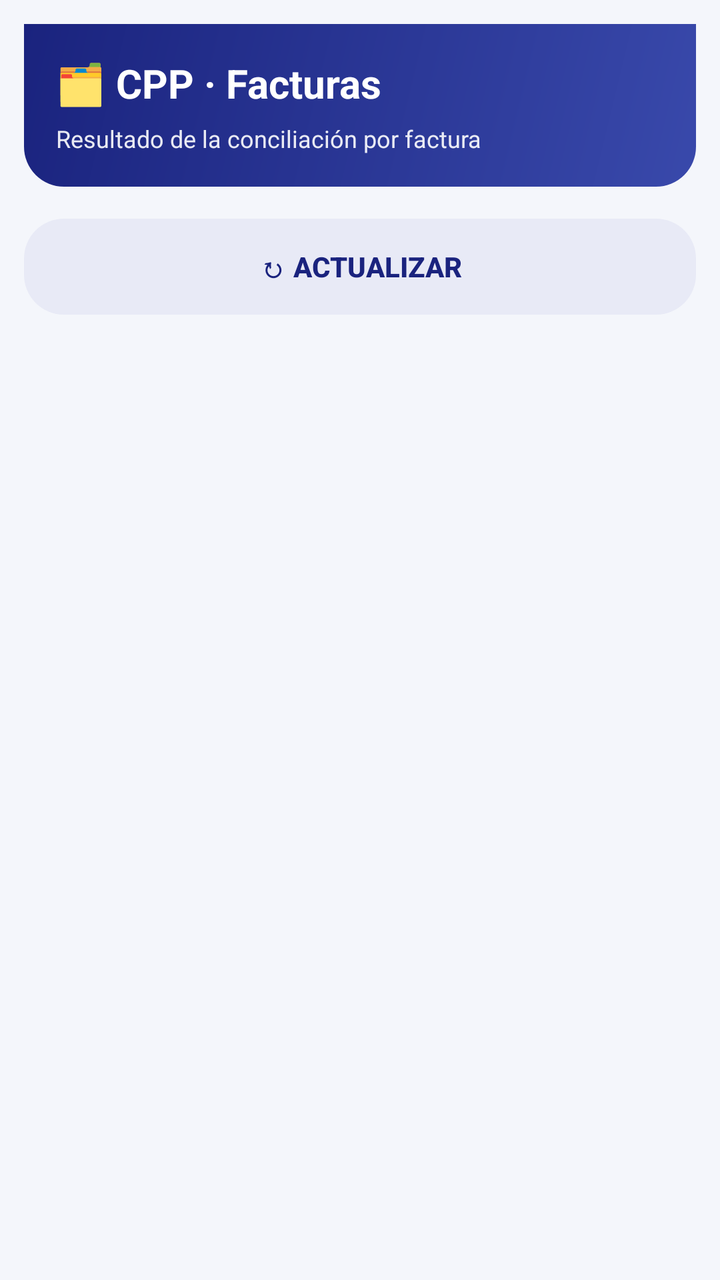
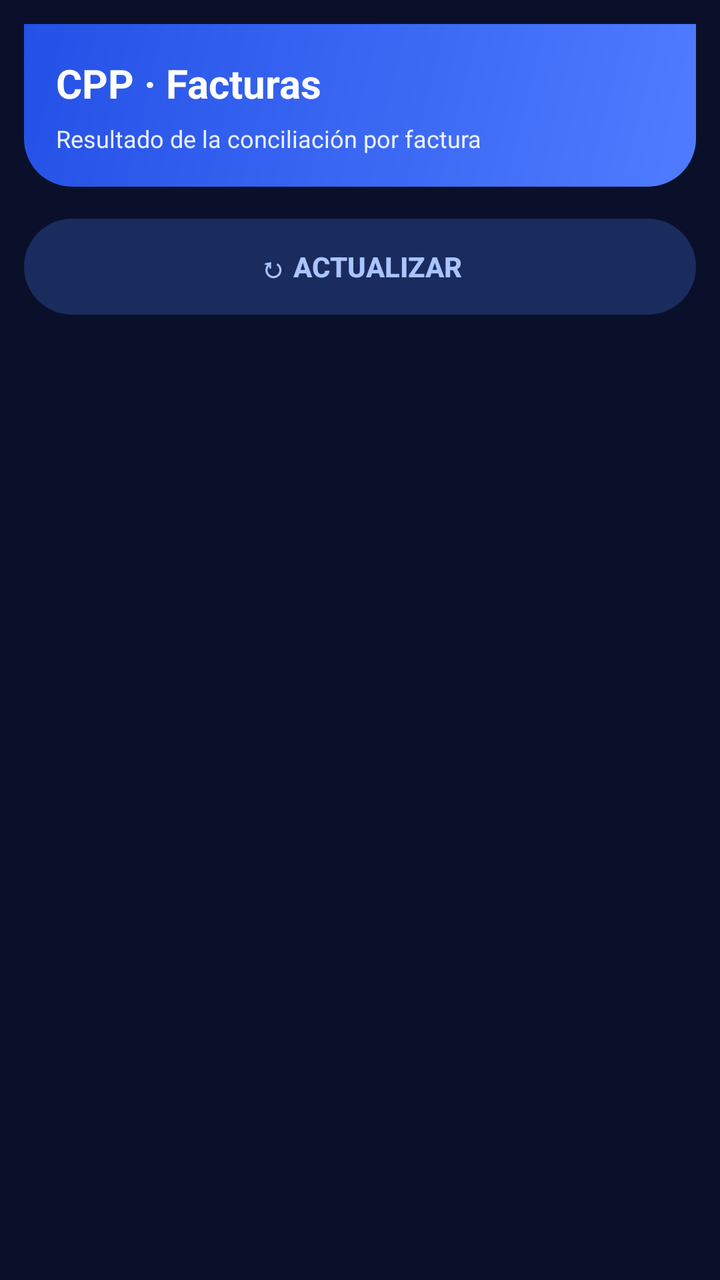

Before-and-after screenshots of an Android layout around one commit, followed by the original layout XML and the change that was made.
<!-- AndroidManifest.xml: application theme Theme.CPP -->
<!-- res/layout/activity_listado.xml -->
<?xml version="1.0" encoding="utf-8"?>
<LinearLayout xmlns:android="http://schemas.android.com/apk/res/android"
    android:layout_width="match_parent"
    android:layout_height="match_parent"
    android:background="@color/fondo_pantalla"
    android:orientation="vertical"
    android:padding="12dp">

    
    <LinearLayout
        android:layout_width="match_parent"
        android:layout_height="wrap_content"
        android:layout_marginBottom="12dp"
        android:background="@drawable/bg_encabezado"
        android:orientation="vertical"
        android:padding="16dp">

        <TextView
            android:layout_width="match_parent"
            android:layout_height="wrap_content"
            android:text="@string/titulo_listado"
            android:textColor="@color/blanco"
            android:textSize="20sp"
            android:textStyle="bold" />

        <TextView
            android:layout_width="match_parent"
            android:layout_height="wrap_content"
            android:layout_marginTop="6dp"
            android:text="@string/subtitulo_listado"
            android:textColor="@color/blanco_90"
            android:textSize="12sp" />
    </LinearLayout>

    
    <LinearLayout
        android:layout_width="match_parent"
        android:layout_height="wrap_content"
        android:layout_marginBottom="4dp"
        android:orientation="horizontal">

        <TextView
            android:id="@+id/chipOk"
            android:layout_width="wrap_content"
            android:layout_height="wrap_content"
            android:background="@drawable/bg_chip_estado"
            android:paddingStart="12dp"
            android:paddingTop="6dp"
            android:paddingEnd="12dp"
            android:paddingBottom="6dp"
            android:textSize="13sp"
            android:textStyle="bold"
            android:visibility="gone" />

        <TextView
            android:id="@+id/chipAlerta"
            android:layout_width="wrap_content"
            android:layout_height="wrap_content"
            android:layout_marginStart="8dp"
            android:background="@drawable/bg_chip_estado"
            android:paddingStart="12dp"
            android:paddingTop="6dp"
            android:paddingEnd="12dp"
            android:paddingBottom="6dp"
            android:textSize="13sp"
            android:textStyle="bold"
            android:visibility="gone" />

        <TextView
            android:id="@+id/chipPend"
            android:layout_width="wrap_content"
            android:layout_height="wrap_content"
            android:layout_marginStart="8dp"
            android:background="@drawable/bg_chip_estado"
            android:paddingStart="12dp"
            android:paddingTop="6dp"
            android:paddingEnd="12dp"
            android:paddingBottom="6dp"
            android:textSize="13sp"
            android:textStyle="bold"
            android:visibility="gone" />
    </LinearLayout>

    <Button
        android:id="@+id/btnActualizar"
        style="?android:attr/borderlessButtonStyle"
        android:layout_width="match_parent"
        android:layout_height="wrap_content"
        android:background="@drawable/bg_boton_pill"
        android:text="@string/btn_actualizar"
        android:textColor="@color/primario"
        android:textStyle="bold" />

    <ProgressBar
        android:id="@+id/barraLista"
        android:layout_width="wrap_content"
        android:layout_height="wrap_content"
        android:layout_gravity="center_horizontal"
        android:layout_marginTop="12dp"
        android:indeterminateTint="@color/acento"
        android:visibility="gone" />

    
    <TextView
        android:id="@+id/txtEstadoLista"
        android:layout_width="match_parent"
        android:layout_height="wrap_content"
        android:layout_marginTop="12dp"
        android:gravity="center"
        android:textColor="@color/texto_normal"
        android:textSize="14sp" />

    <androidx.recyclerview.widget.RecyclerView
        android:id="@+id/recFacturas"
        android:layout_width="match_parent"
        android:layout_height="0dp"
        android:layout_marginTop="8dp"
        android:layout_weight="1" />
</LinearLayout>
<!-- resources referenced by this layout -->
<resources>
  <color name="acento">#FF6F00</color>
  <color name="blanco">#FFFFFF</color>
  <color name="blanco_90">#E6FFFFFF</color>
  <color name="fondo_pantalla">#F4F6FB</color>
  <color name="primario">#1A237E</color>
  <color name="texto_normal">#212121</color>
  <!-- drawable bg_boton_pill (drawable) -->
  <?xml version="1.0" encoding="utf-8"?>
  <shape xmlns:android="http://schemas.android.com/apk/res/android"
      android:shape="rectangle">
      <corners android:radius="20dp" />
      <solid android:color="@color/primario_pastel" />
  </shape>
  <!-- drawable bg_chip_estado (drawable) -->
  <?xml version="1.0" encoding="utf-8"?>
  <shape xmlns:android="http://schemas.android.com/apk/res/android"
      android:shape="rectangle">
      <corners android:radius="16dp" />
      <solid android:color="@color/blanco" />
  </shape>
  <!-- drawable bg_encabezado (drawable) -->
  <?xml version="1.0" encoding="utf-8"?>
  <shape xmlns:android="http://schemas.android.com/apk/res/android"
      android:shape="rectangle">
      <gradient
          android:angle="315"
          android:endColor="@color/primario_medio"
          android:startColor="@color/primario" />
      <corners
          android:bottomLeftRadius="20dp"
          android:bottomRightRadius="20dp" />
  </shape>
  <string name="btn_actualizar">↻ Actualizar</string>
  <string name="subtitulo_listado">Resultado de la conciliación por factura</string>
  <string name="titulo_listado">🗂️ CPP · Facturas</string>
  <style name="Theme.CPP" parent="Theme.AppCompat.DayNight.DarkActionBar">
          <item name="colorPrimary">@color/primario</item>
          <item name="colorPrimaryDark">@color/primario_oscuro</item>
          <item name="colorAccent">@color/acento</item>
      </style>
  <color name="primario_pastel">#E8EAF6</color>
  <color name="primario_medio">#3949AB</color>
  <color name="primario_oscuro">#0D1442</color>
</resources>

<!-- the commit's change to res/layout/activity_listado.xml (unified diff, before → after) -->
@@ -1,5 +1,6 @@
 <?xml version="1.0" encoding="utf-8"?>
 <LinearLayout xmlns:android="http://schemas.android.com/apk/res/android"
+    android:fitsSystemWindows="true"
     android:layout_width="match_parent"
     android:layout_height="match_parent"
     android:background="@color/fondo_pantalla"
@@ -88,7 +89,7 @@
         android:layout_height="wrap_content"
         android:background="@drawable/bg_boton_pill"
         android:text="@string/btn_actualizar"
-        android:textColor="@color/primario"
+        android:textColor="@color/celeste"
         android:textStyle="bold" />
 
     <ProgressBar
<!-- resource entries referenced after the edit -->
@@ -1,24 +1,25 @@
 <!-- resources referenced by this layout -->
 <resources>
-  <color name="acento">#FF6F00</color>
+  <color name="acento">#3D6DFF</color>
   <color name="blanco">#FFFFFF</color>
   <color name="blanco_90">#E6FFFFFF</color>
-  <color name="fondo_pantalla">#F4F6FB</color>
-  <color name="primario">#1A237E</color>
-  <color name="texto_normal">#212121</color>
+  <color name="celeste">#A9C4FF</color>
+  <color name="fondo_pantalla">#0A102A</color>
+  <color name="primario">#2451E6</color>
+  <color name="texto_normal">#D9E2FF</color>
   <!-- drawable bg_boton_pill (drawable) -->
   <?xml version="1.0" encoding="utf-8"?>
   <shape xmlns:android="http://schemas.android.com/apk/res/android"
       android:shape="rectangle">
-      <corners android:radius="20dp" />
+      <corners android:radius="26dp" />
       <solid android:color="@color/primario_pastel" />
   </shape>
   <!-- drawable bg_chip_estado (drawable) -->
   <?xml version="1.0" encoding="utf-8"?>
   <shape xmlns:android="http://schemas.android.com/apk/res/android"
       android:shape="rectangle">
-      <corners android:radius="16dp" />
-      <solid android:color="@color/blanco" />
+      <corners android:radius="20dp" />
+      <solid android:color="@color/tarjeta" />
   </shape>
   <!-- drawable bg_encabezado (drawable) -->
   <?xml version="1.0" encoding="utf-8"?>
@@ -29,19 +30,44 @@
           android:endColor="@color/primario_medio"
           android:startColor="@color/primario" />
       <corners
-          android:bottomLeftRadius="20dp"
-          android:bottomRightRadius="20dp" />
+          android:bottomLeftRadius="24dp"
+          android:bottomRightRadius="24dp" />
   </shape>
   <string name="btn_actualizar">↻ Actualizar</string>
   <string name="subtitulo_listado">Resultado de la conciliación por factura</string>
-  <string name="titulo_listado">🗂️ CPP · Facturas</string>
+  <string name="titulo_listado">CPP · Facturas</string>
   <style name="Theme.CPP" parent="Theme.AppCompat.DayNight.DarkActionBar">
           <item name="colorPrimary">@color/primario</item>
           <item name="colorPrimaryDark">@color/primario_oscuro</item>
           <item name="colorAccent">@color/acento</item>
+          <item name="android:windowBackground">@color/fondo_pantalla</item>
+          
+          <item name="android:forceDarkAllowed">false</item>
+          <item name="android:colorBackground">@color/fondo_pantalla</item>
+          <item name="alertDialogTheme">@style/CPPDialogo</item>
+          <item name="android:textColorHint">@color/hint_sobre_tarjeta</item>
       </style>
-  <color name="primario_pastel">#E8EAF6</color>
-  <color name="primario_medio">#3949AB</color>
-  <color name="primario_oscuro">#0D1442</color>
+  <color name="primario_pastel">#1A2B5E</color>
+  <color name="tarjeta">#121C42</color>
+  <color name="primario_medio">#4F7CFF</color>
+  <color name="primario_oscuro">#0A1230</color>
+  <style name="CPPDialogo" parent="Theme.AppCompat.Dialog.Alert">
+          <item name="android:windowBackground">@drawable/bg_tarjeta_blanca</item>
+          <item name="colorAccent">@color/acento</item>
+          <item name="android:textColor">@color/texto_sobre_tarjeta</item>
+          <item name="android:textColorPrimary">@color/texto_sobre_tarjeta</item>
+          <item name="android:textColorHint">@color/hint_sobre_tarjeta</item>
+          <item name="colorControlActivated">@color/acento</item>
+          <item name="colorControlNormal">@color/hint_sobre_tarjeta</item>
+      </style>
+  <color name="hint_sobre_tarjeta">#8FA1D6</color>
+  <!-- drawable bg_tarjeta_blanca (drawable) -->
+  <?xml version="1.0" encoding="utf-8"?>
+  <shape xmlns:android="http://schemas.android.com/apk/res/android"
+      android:shape="rectangle">
+      <corners android:radius="16dp" />
+      <solid android:color="@color/tarjeta" />
+  </shape>
+  <color name="texto_sobre_tarjeta">#E4EBFF</color>
 </resources>
 
